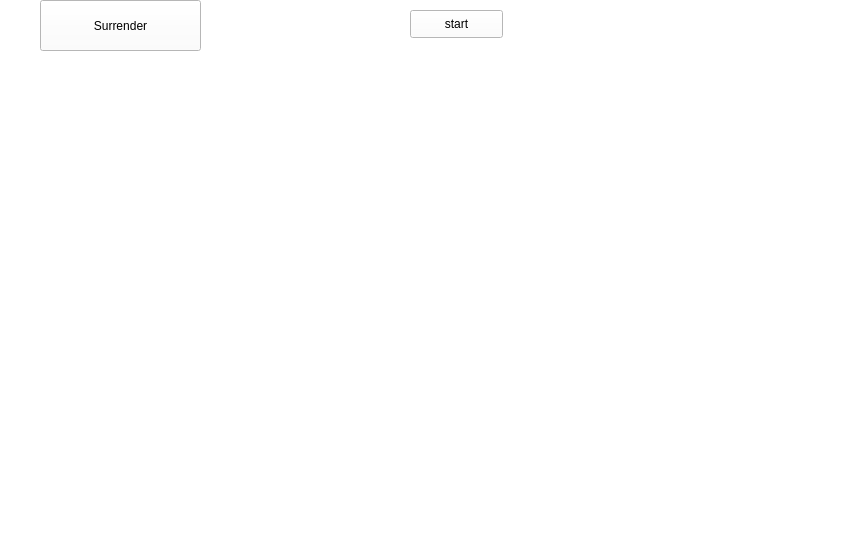
Nekttuman/HiddenChess, file HiddenChess/GameWidget.ui: the form before one commit.
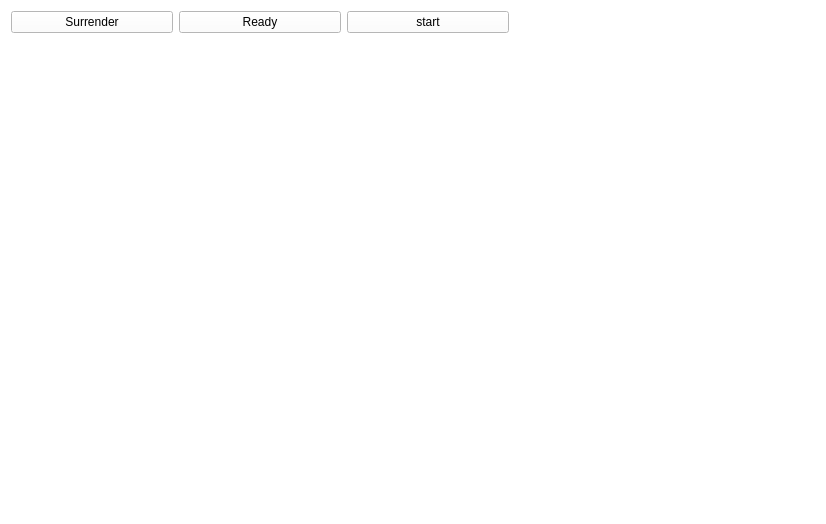
The form after the commit. Custom widgets are drawn as their Qt base class.

Commit message: gameWidget ui upd

The edit to the form file:
```diff
--- a/HiddenChess/GameWidget.ui
+++ b/HiddenChess/GameWidget.ui
@@ -6,8 +6,8 @@
    <rect>
     <x>0</x>
     <y>0</y>
-    <width>855</width>
-    <height>556</height>
+    <width>826</width>
+    <height>524</height>
    </rect>
   </property>
   <property name="windowTitle">
@@ -16,53 +16,46 @@
   <property name="styleSheet">
    <string notr="true">background-color: white;</string>
   </property>
-  <widget class="ChatWidget" name="widget" native="true">
-   <property name="geometry">
-    <rect>
-     <x>530</x>
-     <y>100</y>
-     <width>331</width>
-     <height>371</height>
-    </rect>
-   </property>
-  </widget>
+  <layout class="QGridLayout" name="gridLayout_2">
+   <item row="0" column="0">
   <widget class="QPushButton" name="surrenderButton">
-   <property name="geometry">
-    <rect>
-     <x>40</x>
-     <y>0</y>
-     <width>161</width>
-     <height>51</height>
-    </rect>
-   </property>
    <property name="text">
     <string>Surrender</string>
    </property>
   </widget>
-  <widget class="QWidget" name="gridLayoutWidget">
-   <property name="geometry">
-    <rect>
-     <x>30</x>
-     <y>60</y>
-     <width>480</width>
-     <height>480</height>
-    </rect>
-   </property>
-   <layout class="QGridLayout" name="gridLayout"/>
-  </widget>
+   </item>
+   <item row="0" column="1">
+    <widget class="QPushButton" name="surrenderButton_2">
+     <property name="text">
+      <string>Ready</string>
+     </property>
+    </widget>
+   </item>
+   <item row="0" column="2">
   <widget class="QPushButton" name="startButton">
-   <property name="geometry">
-    <rect>
-     <x>410</x>
-     <y>10</y>
-     <width>93</width>
-     <height>28</height>
-    </rect>
-   </property>
    <property name="text">
     <string>start</string>
    </property>
   </widget>
+   </item>
+   <item row="1" column="0" colspan="3">
+    <layout class="QGridLayout" name="gridLayout">
+     <property name="sizeConstraint">
+      <enum>QLayout::SetMinAndMaxSize</enum>
+     </property>
+    </layout>
+   </item>
+   <item row="1" column="3">
+    <widget class="ChatWidget" name="widget" native="true">
+     <property name="minimumSize">
+      <size>
+       <width>300</width>
+       <height>0</height>
+      </size>
+     </property>
+    </widget>
+   </item>
+  </layout>
  </widget>
  <layoutdefault spacing="6" margin="11"/>
  <customwidgets>
```
Lines whose indentation alone changed are shown as unchanged.
